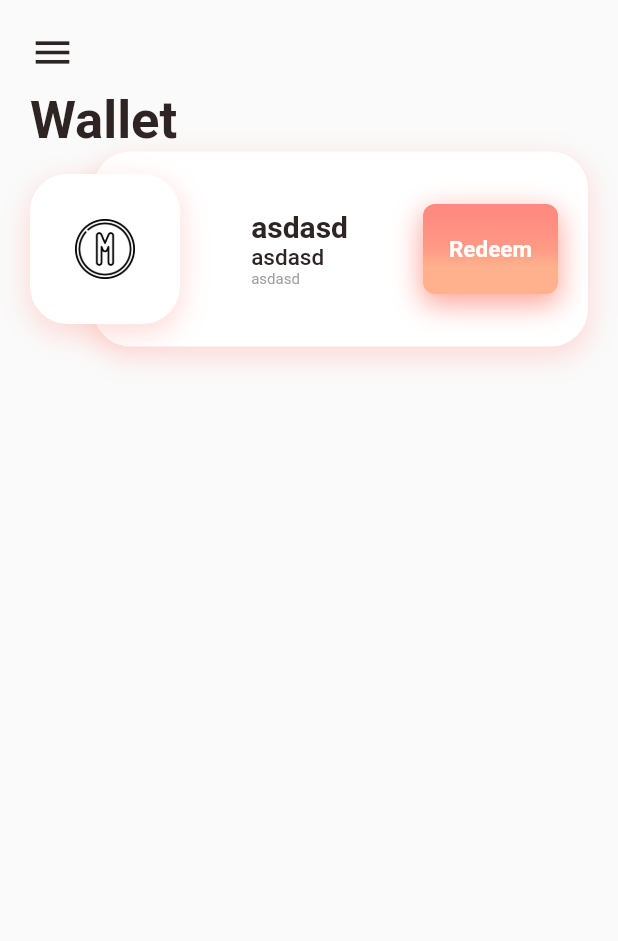
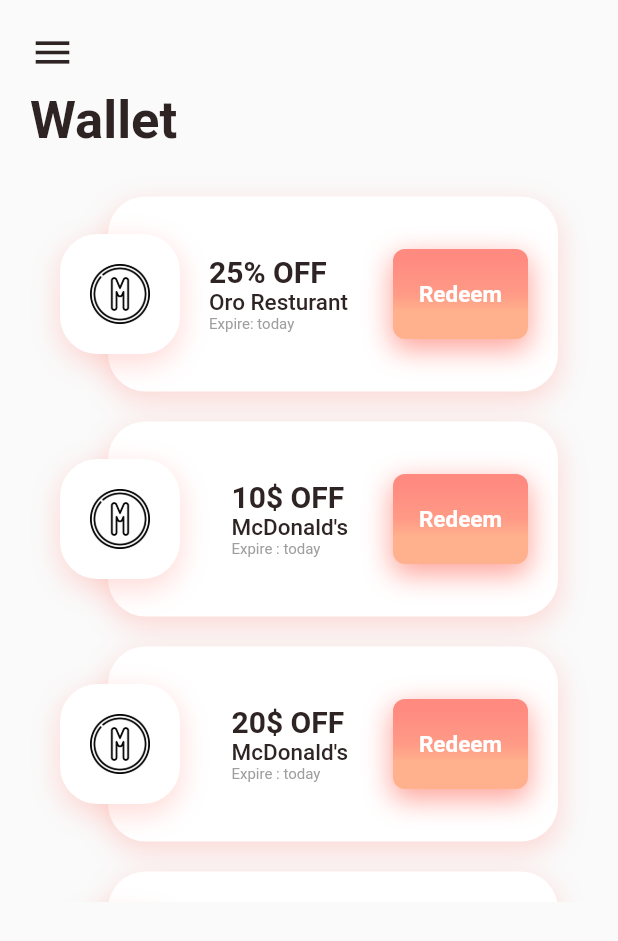
Before and after one commit to mahmoud-eslami/OrangeUi, a Flutter app: the FoodList screen opened directly, on a phone screen of 412 x 824 dp. Shown: the top 941 px of the screen. Run offline on Flutter 3.47's test engine with Material 2 defaults, Android fonts, the phone set to English and light mode, and no system bars.

Commit message:
Ui Completed

```diff
--- a/lib/screen/food_list.dart
+++ b/lib/screen/food_list.dart
@@ -8,6 +8,61 @@ class FoodList extends StatefulWidget {
 }
 
 class _FoodListState extends State<FoodList> {
+  List<BrandItem> brands = [
+    BrandItem(
+      title: '25% OFF',
+      subTitle: 'Oro Resturant',
+      shadowColor: MyColors.primaryColor,
+      caption: 'Expire: today',
+      imagePath: 'assets/image/m.png',
+      btnShadowColor: MyColors.primaryColor,
+      btnTitle: 'Redeem',
+      onTapBtn: () {},
+    ),
+    BrandItem(
+      title: '10\$ OFF',
+      subTitle: 'McDonald\'s',
+      shadowColor: MyColors.primaryColor,
+      caption: 'Expire : today',
+      imagePath: 'assets/image/m.png',
+      btnShadowColor: MyColors.primaryColor,
+      btnTitle: 'Redeem',
+      onTapBtn: () {},
+    ),
+    BrandItem(
+      title: '20\$ OFF',
+      subTitle: 'McDonald\'s',
+      shadowColor: MyColors.primaryColor,
+      caption: 'Expire : today',
+      imagePath: 'assets/image/m.png',
+      btnShadowColor: MyColors.primaryColor,
+      btnTitle: 'Redeem',
+      onTapBtn: () {},
+    ),
+    BrandItem(
+      title: '20% OFF',
+      subTitle: 'McDonald\'s',
+      shadowColor: MyColors.primaryColor,
+      caption: 'Expire : today',
+      imagePath: 'assets/image/m.png',
+      btnShadowColor: Colors.grey.withOpacity(.3),
+      btnTitle: 'Redeem',
+      btnColor: Colors.black45,
+      onTapBtn: () {},
+    ),
+    BrandItem(
+      title: '12% OFF',
+      subTitle: 'Caffe Inja',
+      shadowColor: MyColors.primaryColor,
+      caption: 'Expire : today',
+      imagePath: 'assets/image/m.png',
+      btnShadowColor: Colors.grey.withOpacity(.3),
+      btnTitle: 'Redeem',
+      btnColor: Colors.black45,
+      onTapBtn: () {},
+    ),
+  ];
+
   @override
   Widget build(BuildContext context) {
     return Scaffold(
@@ -32,16 +87,13 @@ class _FoodListState extends State<FoodList> {
                       fontSize: 35,
                       fontWeight: FontWeight.bold),
                 ),
-                BrandItem(
-                  title: 'asdasd',
-                  subTitle: 'asdasd',
-                  shadowColor: MyColors.primaryColor,
-                  caption: 'asdasd',
-                  imagePath: 'assets/image/m.png',
-                  btnShadowColor: MyColors.primaryColor,
-                  btnTitle: 'Redeem',
-                  onTapBtn: (){},
-                ),
+                SizedBox(
+                  height: 500,
+                  child: ListView(
+                    padding: EdgeInsets.only(top: 20,left: 20,right: 20),
+                    children: brands,
+                  ),
+                )
               ],
             ),
           ),
--- a/lib/widget/brand_iten.dart
+++ b/lib/widget/brand_iten.dart
@@ -29,6 +29,7 @@ class BrandItem extends StatelessWidget {
   @override
   Widget build(BuildContext context) {
     return Container(
+      padding: EdgeInsets.symmetric(vertical: 10),
       child: Stack(
         alignment: Alignment.centerLeft,
         children: <Widget>[
@@ -36,7 +37,7 @@ class BrandItem extends StatelessWidget {
             alignment: Alignment.centerRight,
             child: Container(
               height: 130,
-              width: 330,
+              width: 300,
               decoration: BoxDecoration(
                 color: Colors.white,
                 borderRadius: BorderRadius.all(
@@ -65,11 +66,11 @@ class BrandItem extends StatelessWidget {
                         Text(caption,style: TextStyle(fontWeight: FontWeight.w400,fontSize: 10,color: Colors.grey),),
                       ],
                     ),
-                    SizedBox(width: 50,),
+                    SizedBox(width: 30,),
                     GradientButton(
                         shadowColor: btnShadowColor,
                         title: btnTitle,
-                        onTap: onTapBtn)
+                        onTap: onTapBtn,)
                   ],
                 ),
               ),
@@ -78,8 +79,8 @@ class BrandItem extends StatelessWidget {
           Align(
             alignment: Alignment.centerLeft,
             child: Container(
-              height: 100,
-              width: 100,
+              height: 80,
+              width: 80,
               decoration: BoxDecoration(
                 color: Colors.white,
                 borderRadius: BorderRadius.all(
```
